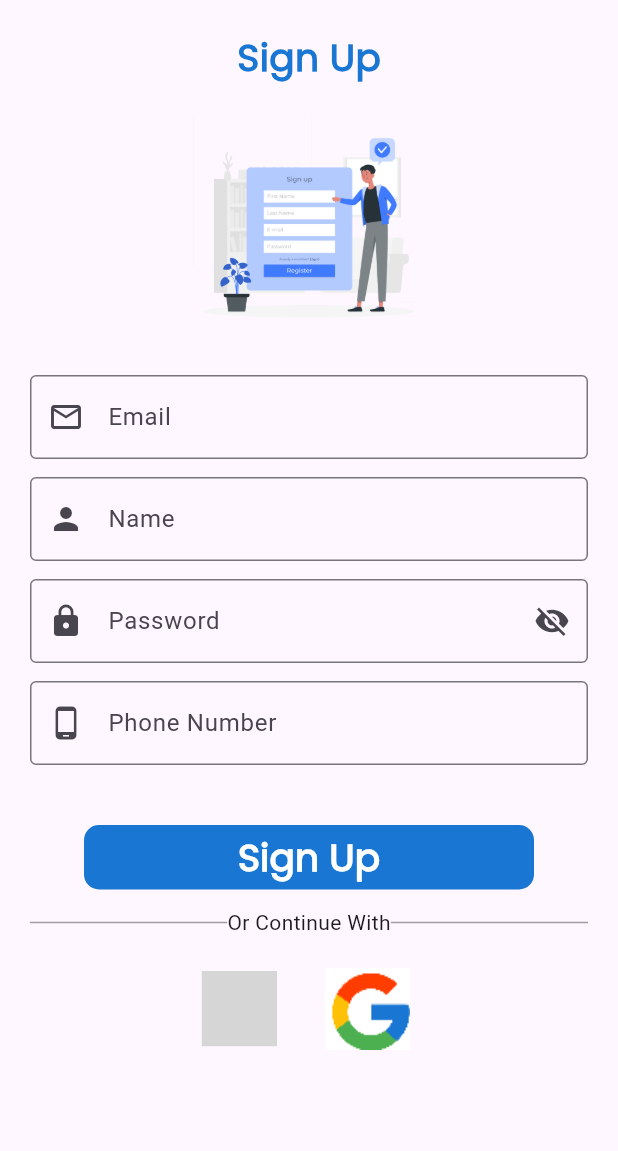
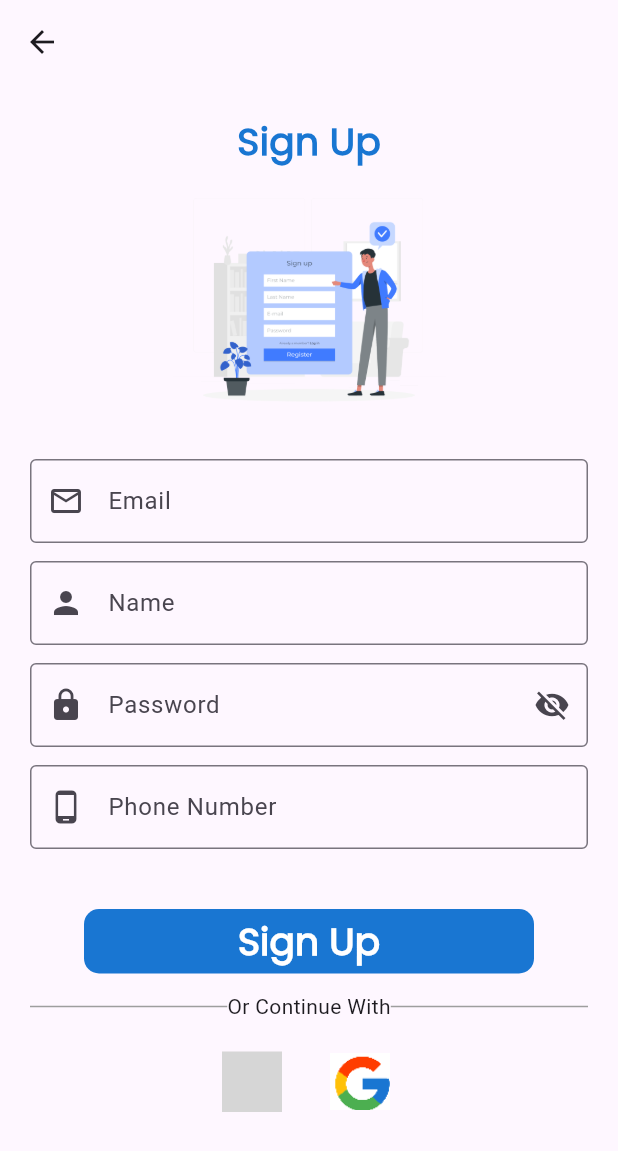
Before and after one commit to rwanhamdy/GraduationProject, a Flutter app: the SignUpScreen screen opened directly, on a phone screen of 412 x 824 dp. Shown: the top 1151 px of the screen. Run offline on Flutter 3.47's test engine with Material 3 defaults, Android fonts, the phone set to English and light mode, and no system bars; our stand-ins replace firebase_auth, firebase_core, fluttertoast, font_awesome_flutter, google_sign_in, hexcolor and 1 more; missing offline and left inert: flutter_facebook_auth, icon_icons; accounts and stored records are empty; grey boxes are pictures that could not be loaded.

Commit message:
Forth Commit

```diff
--- a/lib/modules/kids_control/homeexample.dart
+++ b/lib/modules/kids_control/homeexample.dart
@@ -1,6 +1,7 @@
 import 'package:firebase_auth/firebase_auth.dart';
 import 'package:flutter/material.dart';
 import 'package:font_awesome_flutter/font_awesome_flutter.dart';
+import 'package:google_sign_in/google_sign_in.dart';
 import 'package:graduation1/main.dart';
 import 'package:graduation1/modules/kids_control/login/login_screen.dart';
 import '../../shared/componants/componants.dart';
@@ -21,7 +22,9 @@ class _HomePageState extends State<HomePage> {
           IconButton(
               onPressed: ()async {
                 await FirebaseAuth.instance.signOut();
-                navigateTo(context, LoginScreen(),);
+                GoogleSignIn googlesignin = GoogleSignIn();
+                googlesignin.disconnect();
+                Navigator.of(context).pushAndRemoveUntil(MaterialPageRoute(builder: (context) => LoginScreen()), (route) => false);
               },
               icon: Icon(FontAwesomeIcons.signOut),
           ),
--- a/lib/modules/kids_control/login/login_screen.dart
+++ b/lib/modules/kids_control/login/login_screen.dart
@@ -29,9 +29,8 @@ class _LoginScreenState extends State<LoginScreen> {
 
   @override
   Widget build(BuildContext context) {
-
-
     return Scaffold(
+      appBar: AppBar(backgroundColor: Colors.white,),
       body: SingleChildScrollView(
         child: Column(
           children:[
@@ -215,7 +214,7 @@ class _LoginScreenState extends State<LoginScreen> {
                           "Don't have account ?",
                         ),
                         TextButton(onPressed: () {
-                          navigateTo(context, SignUpScreen(),);
+                          Navigator.of(context).push(MaterialPageRoute(builder: (context)=> SignUpScreen()));
                         },
                           child: Text(
                             "Register now",
--- a/lib/modules/kids_control/on_boarding/onboarding_screen.dart
+++ b/lib/modules/kids_control/on_boarding/onboarding_screen.dart
@@ -92,7 +92,7 @@ class _OnBoardingScreenState extends State<OnBoardingScreen> {
                    style: const TextStyle(
                      color: defaultColor,
                      fontWeight: FontWeight.bold,
-                     fontSize: 30,
+                     fontSize: 16,
                      fontFamily: 'Default',
                    ),
                  ),
--- a/lib/modules/kids_control/signup/signup_screen.dart
+++ b/lib/modules/kids_control/signup/signup_screen.dart
@@ -29,6 +29,7 @@ class _SignUpScreenState extends State<SignUpScreen> {
   @override
   Widget build(BuildContext context) {
     return Scaffold(
+      appBar: AppBar(),
       body: SingleChildScrollView(
         child: Padding(
           padding: const EdgeInsets.all(20.0),
@@ -236,8 +237,8 @@ class _SignUpScreenState extends State<SignUpScreen> {
                         },
                         icon:
                         IconIcons.facebook(
-                          width: 50.0,
-                          height: 50.0,
+                          width: 40.0,
+                          height: 40.0,
                         )
                     ),
                     SizedBox(width: 12,),
@@ -245,7 +246,7 @@ class _SignUpScreenState extends State<SignUpScreen> {
                       onPressed: () {
                         _signInWithGoogle();
                       },
-                      child: Image.asset("assets/images/GoogleIcon.png"),
+                      child: Image.asset("assets/images/GoogleIcon.png",width: 40,height: 40,),
                     ),
                   ],
                 ),
```
Also changed, not shown: lib/modules/kids_control/child_side/childside_screen.dart (+5 -12 lines).
